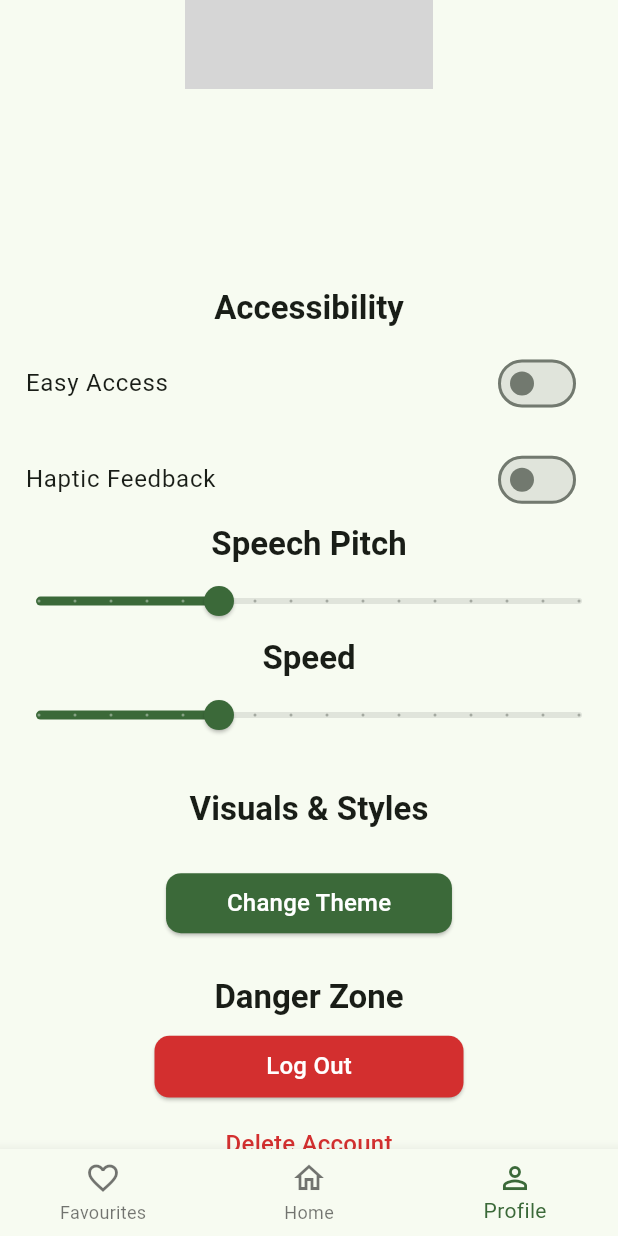
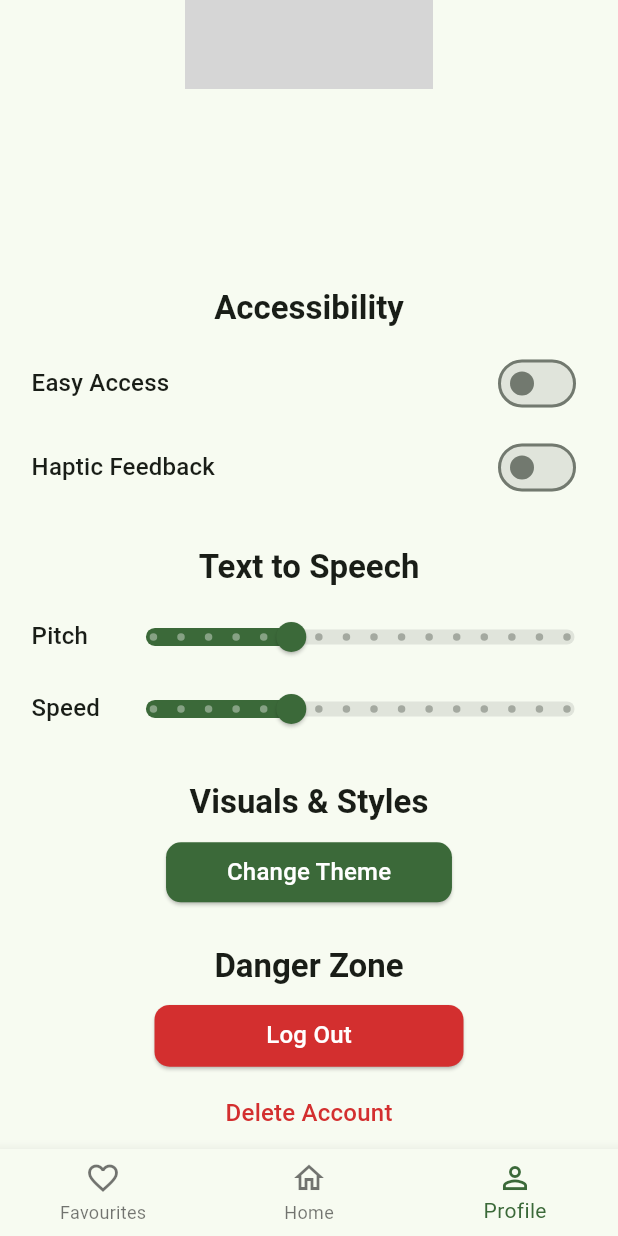
Before and after one commit to RFeiz/recipe-app, a Flutter app: the MainView screen opened by its route, item 3 of the bottom bar chosen, scrolled down 367 dp, on a phone screen of 412 x 824 dp. Run offline on Flutter 3.47's test engine with Material 2 defaults, Android fonts, the phone set to English and light mode, and no system bars; drawn by our look-alikes of dynamic_color; our stand-ins replace cloud_firestore, firebase_auth, firebase_core, flutter_svg, flutter_tts, google_sign_in and 4 more; missing offline and left inert: custom_timer, flutter_ringtone_player, search_page; accounts and stored records are empty; network calls fail; grey boxes are pictures that could not be loaded.

Commit message:
Profile gui changes

```diff
--- a/my_recipe/lib/profile/profile.dart
+++ b/my_recipe/lib/profile/profile.dart
@@ -38,10 +38,8 @@ class _ProfileState extends State<Profile> {
     });
   }
 
-
-
-  void checkVibrate(){
-    if(Globals.hapticFeedback){
+  void checkVibrate() {
+    if (Globals.hapticFeedback) {
       Vibration.vibrate(duration: 200);
     }
   }
@@ -115,9 +113,10 @@ class _ProfileState extends State<Profile> {
         ),
 
         Padding(
-          padding: EdgeInsets.only(left: 1.0),
+          padding: EdgeInsets.only(left: 5.0),
           child: SwitchListTile(
-            title: Text('Easy Access'),
+            title: Text('Easy Access',
+                style: Theme.of(context).textTheme.titleMedium),
             value: Globals.easyAccess,
             onChanged: (value) {
               checkVibrate();
@@ -127,12 +126,14 @@ class _ProfileState extends State<Profile> {
             },
           ),
         ),
-        SizedBox(height: MediaQuery.of(context).size.height * 0.01),
 
         Padding(
-          padding: EdgeInsets.only(left: 1.0),
+          padding: EdgeInsets.only(left: 5.0),
           child: SwitchListTile(
-          title: Text('Haptic Feedback'),
+            title: Text(
+              'Haptic Feedback',
+              style: Theme.of(context).textTheme.titleMedium,
+            ),
             value: Globals.hapticFeedback,
             onChanged: (value) {
               checkVibrate();
@@ -142,16 +143,40 @@ class _ProfileState extends State<Profile> {
             },
           ),
         ),
-        SizedBox(height: MediaQuery.of(context).size.height * 0.001),
+        SizedBox(height: MediaQuery.of(context).size.height * 0.03),
 
-        // Speech Pitch Slider
-        Text("Speech Pitch",
+        Center(
+          child: Column(
+            mainAxisSize: MainAxisSize.min,
+            children: [
+              Text(
+                "Text to Speech",
                 style: Theme.of(context)
                     .textTheme
                     .titleLarge
-                ?.copyWith(fontWeight: FontWeight.bold)),
+                    ?.copyWith(fontWeight: FontWeight.bold),
+              ),
+              SizedBox(height: MediaQuery.of(context).size.height * 0.01),
+            ],
+          ),
+        ),
 
-        Slider(
+        Padding(
+          padding: const EdgeInsets.only(left: 21.0, right: 5),
+          child: Row(
+            mainAxisAlignment: MainAxisAlignment.spaceBetween,
+            children: [
+              Text(
+                "Pitch",
+                style: Theme.of(context).textTheme.titleMedium,
+              ),
+              Container(
+                width: MediaQuery.of(context).size.width * 0.81,
+                child: SliderTheme(
+                  data: SliderTheme.of(context).copyWith(
+                    trackHeight: 10,
+                  ),
+                  child: Slider(
                     value: Globals.speechPitch,
                     min: 0.5,
                     max: 2.0,
@@ -164,15 +189,25 @@ class _ProfileState extends State<Profile> {
                       });
                     },
                   ),
+                ),
+              ),
+            ],
+          ),
+        ),
+
         //SizedBox(height: MediaQuery.of(context).size.height * 0.01),
-
-        Text("Speed",
-            style: Theme.of(context)
-                .textTheme
-                .titleLarge
-                ?.copyWith(fontWeight: FontWeight.bold)),
-
-        Slider(
+        Padding(
+          padding: const EdgeInsets.only(left: 21.0, right: 5),
+          child:
+              Row(mainAxisAlignment: MainAxisAlignment.spaceBetween, children: [
+            Text("Speed", style: Theme.of(context).textTheme.titleMedium),
+            Container(
+              width: MediaQuery.of(context).size.width * 0.81,
+              child: SliderTheme(
+                data: SliderTheme.of(context).copyWith(
+                  trackHeight: 10,
+                ),
+                child: Slider(
                   value: Globals.speechSpeed,
                   min: 0.5,
                   max: 2.0,
@@ -181,9 +216,12 @@ class _ProfileState extends State<Profile> {
                   onChanged: (double value) {
                     setState(() {
                       Globals.setSpeechSpeed(value);
-              // text-to-speech pitch adjustment
                     });
                   },
+                ),
+              ),
+            ),
+          ]),
         ),
 
         SizedBox(height: MediaQuery.of(context).size.height * 0.03),
@@ -193,13 +231,11 @@ class _ProfileState extends State<Profile> {
                 .textTheme
                 .titleLarge
                 ?.copyWith(fontWeight: FontWeight.bold)),
-        SizedBox(height: MediaQuery.of(context).size.height * 0.03),
+        SizedBox(height: MediaQuery.of(context).size.height * 0.01),
         ElevatedButton(
           style: ElevatedButton.styleFrom(
             backgroundColor: Theme.of(context).colorScheme.primary,
             foregroundColor: Theme.of(context).colorScheme.onPrimary,
-            // fixedSize: Size(MediaQuery.of(context).size.width * 0.5,
-            //     MediaQuery.of(context).size.height * 0.05),
             shape: RoundedRectangleBorder(
               borderRadius: BorderRadius.circular(10),
             ),
```
Lines whose indentation alone changed are shown as unchanged.
